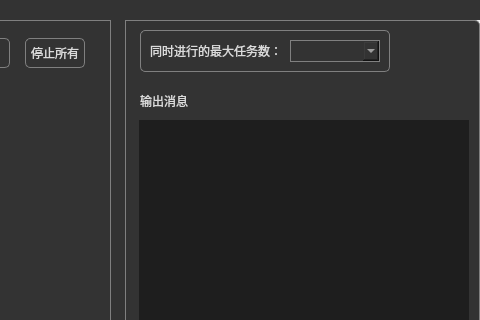
Above: samples/networktool/networktool.ui from VilasWang/QtMultiThreadNetwork-master before the change; both pictures show x 220 to 700 and y 0 to 320 of the 700 by 509 pixel window. Below: the same form after it.
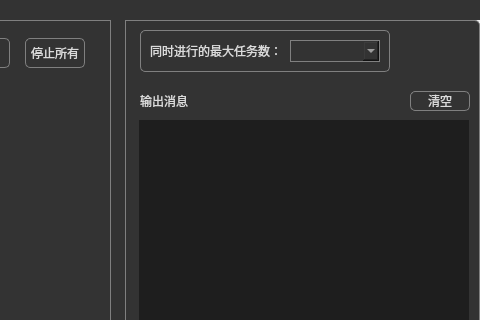
That is the form after the change. Icons and pictures are not drawn.

Commit message: 1.增加清空消息按钮 2.删除不需要的成员函数 3.runable结束信号改成同步发出

Diff of the .ui file:
```diff
--- a/samples/networktool/networktool.ui
+++ b/samples/networktool/networktool.ui
@@ -248,6 +248,30 @@
      <string>停止所有</string>
     </property>
    </widget>
+   <widget class="QPushButton" name="btn_clear">
+    <property name="geometry">
+     <rect>
+      <x>630</x>
+      <y>71</y>
+      <width>60</width>
+      <height>20</height>
+     </rect>
+    </property>
+    <property name="minimumSize">
+     <size>
+      <width>60</width>
+      <height>20</height>
+     </size>
+    </property>
+    <property name="font">
+     <font>
+      <family>微软雅黑</family>
+     </font>
+    </property>
+    <property name="text">
+     <string>清空</string>
+    </property>
+   </widget>
   </widget>
   <widget class="QMenuBar" name="menuBar">
    <property name="geometry">
```
The commit also changes 4 other files.
